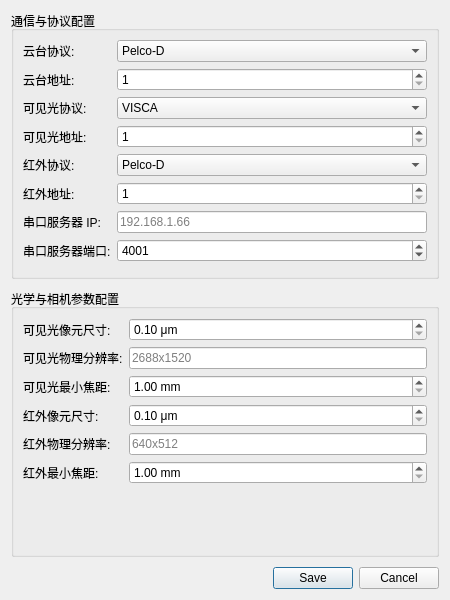
Qt form ui/settingsdialog.ui (xiexianwang/T_JSON) before a commit.
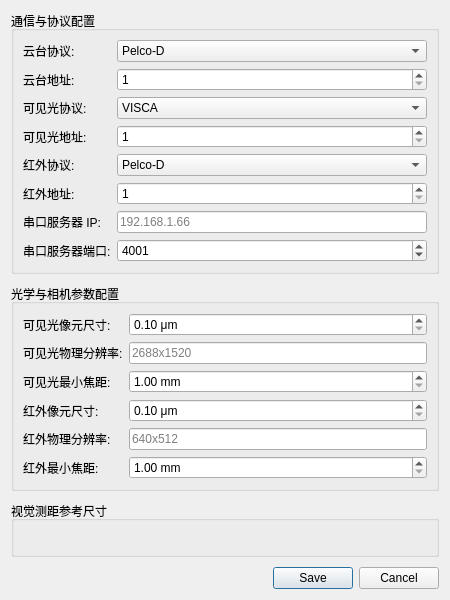
The same form after that commit.

```diff
--- a/ui/settingsdialog.ui
+++ b/ui/settingsdialog.ui
@@ -207,6 +207,14 @@
     </widget>
    </item>
    
+   <item>
+    <widget class="QGroupBox" name="groupTargetRefs">
+     <property name="title">
+      <string>视觉测距参考尺寸</string>
+     </property>
+     <layout class="QFormLayout" name="formLayout_targetRefs"/>
+    </widget>
+   </item>
    <item>
     <widget class="QDialogButtonBox" name="buttonBox">
      <property name="orientation">
```
